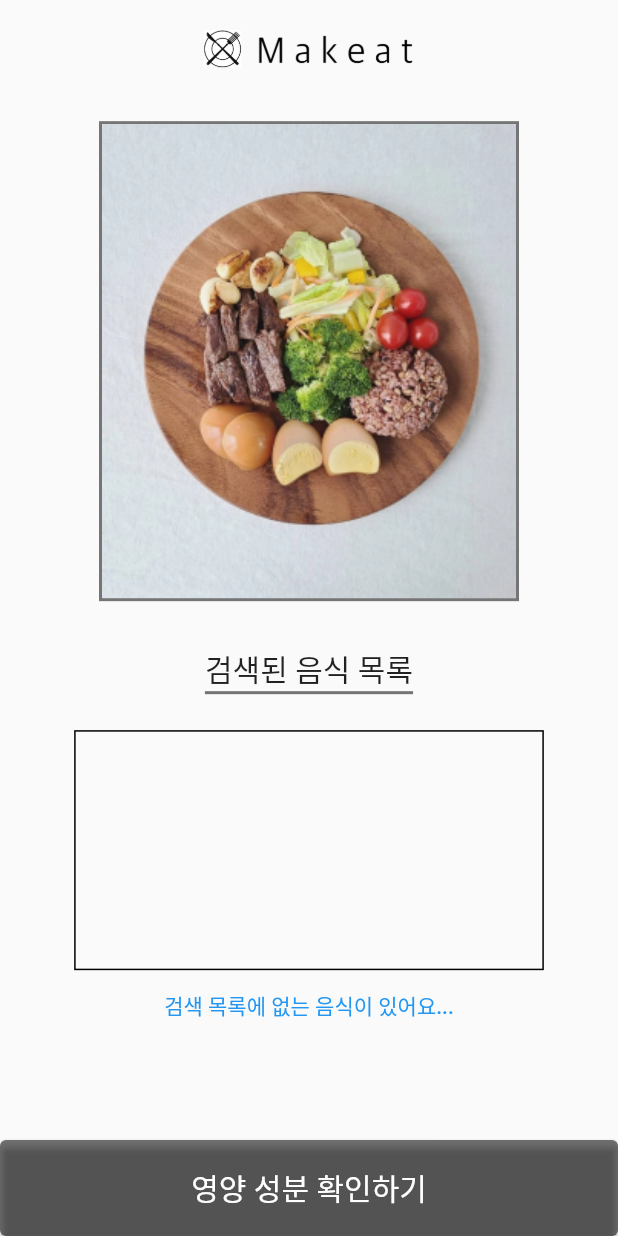
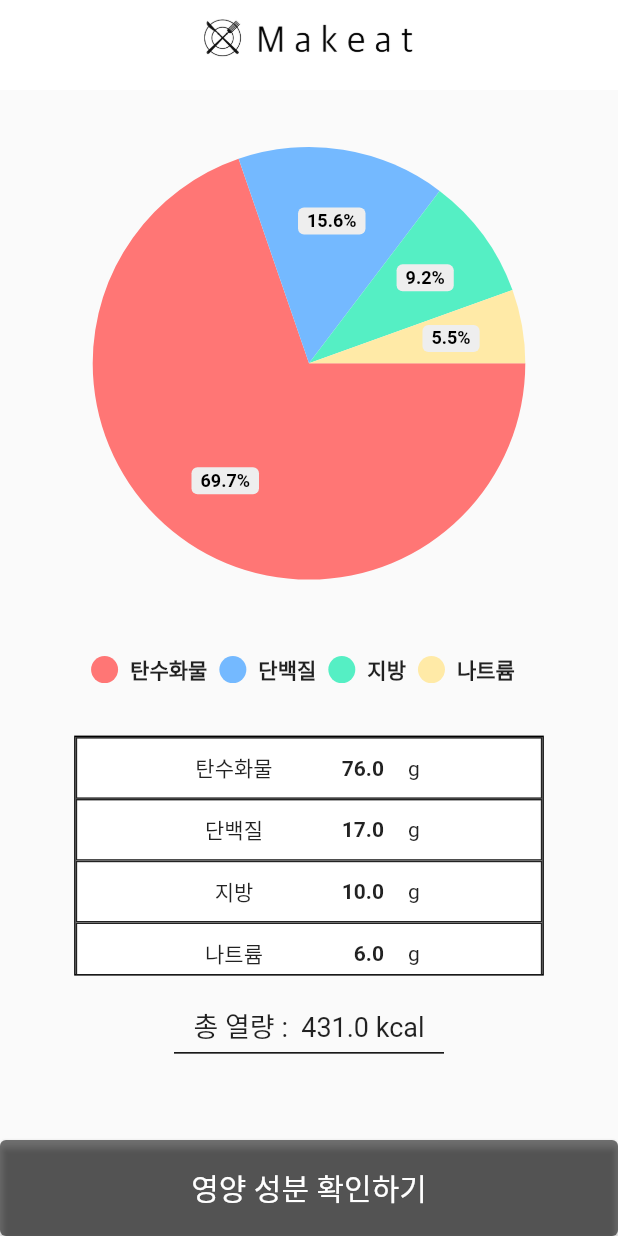
Before and after one commit to MAK-E-AT/Frontend, a Flutter app: the screen it shows after launch, on a phone screen of 412 x 824 dp. Run offline on Flutter 3.47's test engine with Material 2 defaults, Android fonts, the phone set to English and light mode, and no system bars; drawn by our look-alikes of pie_chart; our stand-ins replace flutter_dotenv, flutter_hooks, flutter_secure_storage, image_picker, smooth_page_indicator; missing offline and left inert: flutter_webview_plugin, kakao_flutter_sdk.

Commit message:
feat: 영양 성분 확인 페이지 UI 및 시각화 1

```diff
--- a/makeat_fe/lib/main.dart
+++ b/makeat_fe/lib/main.dart
@@ -6,7 +6,7 @@ import 'package:kakao_flutter_sdk/kakao_flutter_sdk.dart';
 import 'models/bottom_navigation_index.dart';
 import 'view_models/kakao_login_view_model.dart';
 import 'view_models/naver_login_view_model.dart';
-import 'views/analyzed_image_screen.dart';
+import 'views/analyzed_nutrition_screen.dart';
 
 
 Future<void> main() async {
@@ -37,7 +37,7 @@ class MAKEAT extends StatelessWidget {
       theme: ThemeData(
         pageTransitionsTheme: NoAnimationTransition(),
       ),
-      home: const AnalyzedImageScreen()
+      home: const AnalyzedNutritionScreen()
       // home: const SocialLoginScreen()
     );
   }
--- a/makeat_fe/lib/views/analyzed_image_screen.dart
+++ b/makeat_fe/lib/views/analyzed_image_screen.dart
@@ -2,6 +2,7 @@
 
 import 'package:flutter/material.dart';
 import 'package:makeat_fe/views/additional_meal_form.dart';
+import 'package:makeat_fe/widgets/custom_app_bar.dart';
 
 import 'package:makeat_fe/widgets/custom_elevated_button.dart';
 
@@ -30,23 +31,12 @@ class _AnalyzedImageScreenState extends State<AnalyzedImageScreen> {
   Widget build(BuildContext context) {
     return MaterialApp(
         home: Scaffold(
+          appBar: const CustomAppBar(),
             body: SafeArea(
               child: SingleChildScrollView(
                 child: Center(
                   child: Column(
                     children: [
-                      const SizedBox(
-                        height: 20.0,
-                      ),
-
-                      /* MAK-E-AT 로고(소) */
-                      Image.asset(
-                        width: 140.0,
-                        'assets/images/makeat_logo/logo_small_size.png',
-                      ),
-                      const SizedBox(
-                        height: 30.0,
-                      ),
                       Container(
                         decoration: BoxDecoration(
                           color: Colors.white,
@@ -119,7 +109,6 @@ class _AnalyzedImageScreenState extends State<AnalyzedImageScreen> {
                           border: Border.all(color: Colors.black),
                         ),
                       ),
-
                       TextButton(
                         onPressed: () {
                           showDialog(
--- /dev/null
+++ b/makeat_fe/lib/views/analyzed_nutrition_screen.dart
@@ -0,0 +1,101 @@
+// ignore_for_file: sort_child_properties_last
+
+import 'package:flutter/material.dart';
+
+import '../widgets/custom_app_bar.dart';
+import '../widgets/custom_elevated_button.dart';
+import '../widgets/custom_pie_chart.dart';
+import '../widgets/custom_text_box.dart';
+import '../common/no_animation_page_route.dart';
+
+
+
+class AnalyzedNutritionScreen extends StatefulWidget {
+  const AnalyzedNutritionScreen({super.key});
+
+  @override
+  State<AnalyzedNutritionScreen> createState() => _AnalyzedNutritionScreenState();
+}
+
+class _AnalyzedNutritionScreenState extends State<AnalyzedNutritionScreen> {
+
+  // 샘플 영양 분석 데이터
+  Map<String, double> dataMap = {
+    "탄수화물": 76.0,
+    "단백질": 17.0,
+    "지방": 10.0,
+    "나트륨": 6.0,
+    "칼로리": 431.0,
+  };
+
+  @override
+  Widget build(BuildContext context) {
+    return MaterialApp(
+        home: Scaffold(
+            appBar: const CustomAppBar(),
+            body: SafeArea(
+              child: SingleChildScrollView(
+                child: Center(
+                  child: Column(
+                    children: [
+                      const SizedBox(height: 30.0,),
+                      CustomPieChart(dataMap: Map.fromEntries(dataMap.entries.toList().getRange(0, dataMap.length - 1))),
+                      const SizedBox(
+                        height: 24.0,
+                      ),
+                      Container(
+                        height: 160.0,
+                        width: MediaQuery.of(context).size.width * 0.76,
+                        child: ListView.builder(
+                          shrinkWrap: true,
+                          itemCount: dataMap.length - 1,
+                          itemBuilder: (context, index) {
+                            return CustomTextBox(
+                              name: dataMap.keys.elementAt(index),
+                              quantity: dataMap.values.elementAt(index).toString(),
+                              unit: 'g',
+                            );
+                          },
+                        ),
+                        decoration: BoxDecoration(
+                          border: Border.all(color: Colors.black),
+                        ),
+                      ),
+                      const SizedBox(height: 20.0,),
+                      Column(
+                        children: [
+                          Text(
+                            "총 열량 :  ${dataMap.values.elementAt(dataMap.length-1)} kcal",
+                            style: const TextStyle(
+                              fontSize: 18.0,
+                            ),
+                          ),
+                          Container(
+                            margin: const EdgeInsets.only(top: 4.0),
+                            width: 180.0,
+                            height: 1.0,
+                            color: Colors.black,
+                          ),
+                        ],
+                      ),
+                    ],
+                  ),
+                ),
+              ),
+            ),
+            bottomNavigationBar: CustomElevatedButton(
+              buttonText: '영양 성분 확인하기',
+              onPressed: () {
+                return Navigator.push(
+                  context,
+                  NoAnimationPageRoute(
+                    builder: (context) => const AnalyzedNutritionScreen(),
+                    settings: const RouteSettings(name: 'analyzed_image_screen')
+                  )
+                );
+              },
+            )
+      )
+    );
+  }
+}
--- /dev/null
+++ b/makeat_fe/lib/widgets/custom_pie_chart.dart
@@ -0,0 +1,41 @@
+import 'package:flutter/material.dart';
+import 'package:pie_chart/pie_chart.dart';
+
+class CustomPieChart extends StatelessWidget {
+  final Map<String, double> dataMap;
+
+  const CustomPieChart({
+    super.key,
+    required this.dataMap
+  });
+
+  @override
+  Widget build(BuildContext context) {
+    return PieChart(
+      dataMap: dataMap,
+      animationDuration: const Duration(milliseconds: 700),
+      chartRadius: MediaQuery.of(context).size.width * 0.7,
+      // colorList: colorList,
+      initialAngleInDegree: 0,
+      chartType: ChartType.disc,
+      // centerText: "단위: [%]",
+      legendOptions: const LegendOptions(
+        showLegendsInRow: true,
+        legendPosition: LegendPosition.bottom,
+        showLegends: true,
+        legendTextStyle: TextStyle(
+          fontWeight: FontWeight.bold,
+        ),
+      ),
+      chartValuesOptions: const ChartValuesOptions(
+        showChartValueBackground: true,
+        showChartValues: true,
+        showChartValuesInPercentage: true,
+        showChartValuesOutside: false,
+        decimalPlaces: 1,
+      ),
+      // gradientList: ---To add gradient colors---
+      // emptyColorGradient: ---Empty Color gradient---
+    );
+  }
+}
--- a/makeat_fe/lib/widgets/custom_text_box.dart
+++ b/makeat_fe/lib/widgets/custom_text_box.dart
@@ -4,16 +4,16 @@ class CustomTextBox extends StatelessWidget {
   final String name;
   final String quantity;
   final String unit;
-  final Future<void> Function() onPressedEdit;
-  final Future<void> Function() onPressedDelete;
+  final Future<void> Function()? onPressedEdit;
+  final Future<void> Function()? onPressedDelete;
 
   const CustomTextBox({
     Key? key,
     required this.name,
     required this.quantity,
     required this.unit,
-    required this.onPressedDelete,
-    required this.onPressedEdit,
+    this.onPressedDelete,
+    this.onPressedEdit,
   }) : super(key: key);
 
   @override
@@ -50,16 +50,17 @@ class CustomTextBox extends StatelessWidget {
               textAlign: TextAlign.center,
             ),
           ),
-          IconButton(
+          // onPressedEdit != null && onPressedDelete인 경우
+          if (onPressedEdit != null && onPressedDelete != null) ...[
+            IconButton(
               onPressed: onPressedEdit,
-
               icon: const Icon(Icons.edit),
             ),
             IconButton(
               onPressed: onPressedDelete,
-              // onPressed: null,
               icon: const Icon(Icons.delete),
             ),
+          ],
         ],
       ),
     );
--- a/makeat_fe/pubspec.yaml
+++ b/makeat_fe/pubspec.yaml
@@ -41,6 +41,7 @@ dependencies:
   flutter_hooks: ^0.18.6
   flutter_dotenv: ^5.0.2
   flutter_secure_storage: ^8.0.0
+  pie_chart: ^5.3.2
   image_picker: ^0.8.1
   http: ^0.13.5
   intl: ^0.18.1
```
Also changed, not shown: makeat_fe/pubspec.lock.
